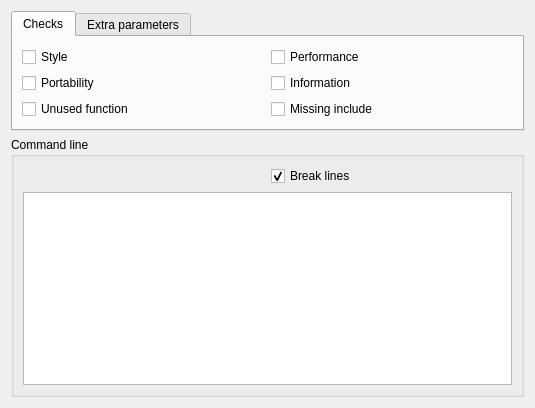
This is config/projectconfigpage.ui in KDE/kdevelop as Qt 5 draws it before an edit. The edited form follows.
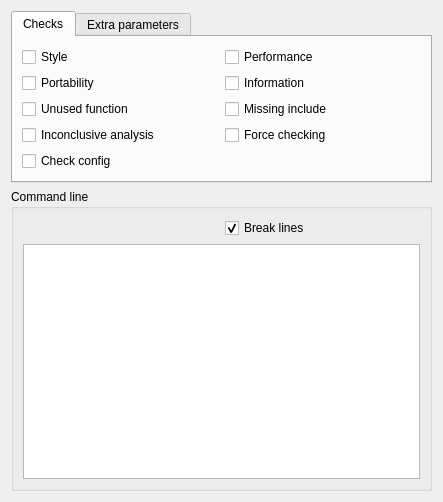
This is the edited form. Custom widgets are drawn as their Qt base class.

Commit message: Add new project parameters for frequently used checks

Patch:
```diff
--- a/config/projectconfigpage.ui
+++ b/config/projectconfigpage.ui
@@ -6,8 +6,8 @@
    <rect>
     <x>0</x>
     <y>0</y>
-    <width>535</width>
-    <height>408</height>
+    <width>443</width>
+    <height>502</height>
    </rect>
   </property>
   <layout class="QVBoxLayout" name="verticalLayout_5">
@@ -42,6 +42,16 @@
            </property>
           </widget>
          </item>
+         <item row="3" column="0">
+          <widget class="QCheckBox" name="kcfg_inconclusiveAnalysis">
+           <property name="toolTip">
+            <string>&lt;html&gt;&lt;head/&gt;&lt;body&gt;&lt;p&gt;Allow that Cppcheck reports even though the analysis is inconclusive. There are false positives with this option. Each result must be carefully investigated before you know if it is good or bad.&lt;/p&gt;&lt;/body&gt;&lt;/html&gt;</string>
+           </property>
+           <property name="text">
+            <string>Inconclusive analysis</string>
+           </property>
+          </widget>
+         </item>
          <item row="1" column="1">
           <widget class="QCheckBox" name="kcfg_checkInformation">
            <property name="toolTip">
@@ -81,6 +91,16 @@
            </property>
           </widget>
          </item>
+         <item row="3" column="1">
+          <widget class="QCheckBox" name="kcfg_forceCheck">
+           <property name="toolTip">
+            <string>&lt;html&gt;&lt;head/&gt;&lt;body&gt;&lt;p&gt;Force checking of files that have a lot of configurations. Error is printed if such a file is found so there is no reason to use this by default. If used together with '--max-configs=', the last option is the one that is effective.&lt;/p&gt;&lt;p&gt;Be careful with using this option - it can dramatically slow checking.&lt;/p&gt;&lt;/body&gt;&lt;/html&gt;</string>
+           </property>
+           <property name="text">
+            <string>Force checking</string>
+           </property>
+          </widget>
+         </item>
          <item row="1" column="0">
           <widget class="QCheckBox" name="kcfg_checkPortability">
            <property name="toolTip">
@@ -107,6 +127,16 @@
            </property>
           </widget>
          </item>
+         <item row="4" column="0">
+          <widget class="QCheckBox" name="kcfg_checkConfig">
+           <property name="toolTip">
+            <string>&lt;html&gt;&lt;head/&gt;&lt;body&gt;&lt;p&gt;Check Cppcheck configuration. The normal code analysis is disabled by this flag.&lt;/p&gt;&lt;/body&gt;&lt;/html&gt;</string>
+           </property>
+           <property name="text">
+            <string>Check config</string>
+           </property>
+          </widget>
+         </item>
         </layout>
        </item>
       </layout>
```
Left out of the diff: 3 changed lines with no effect on the pictures. The commit also changes 4 other files.
